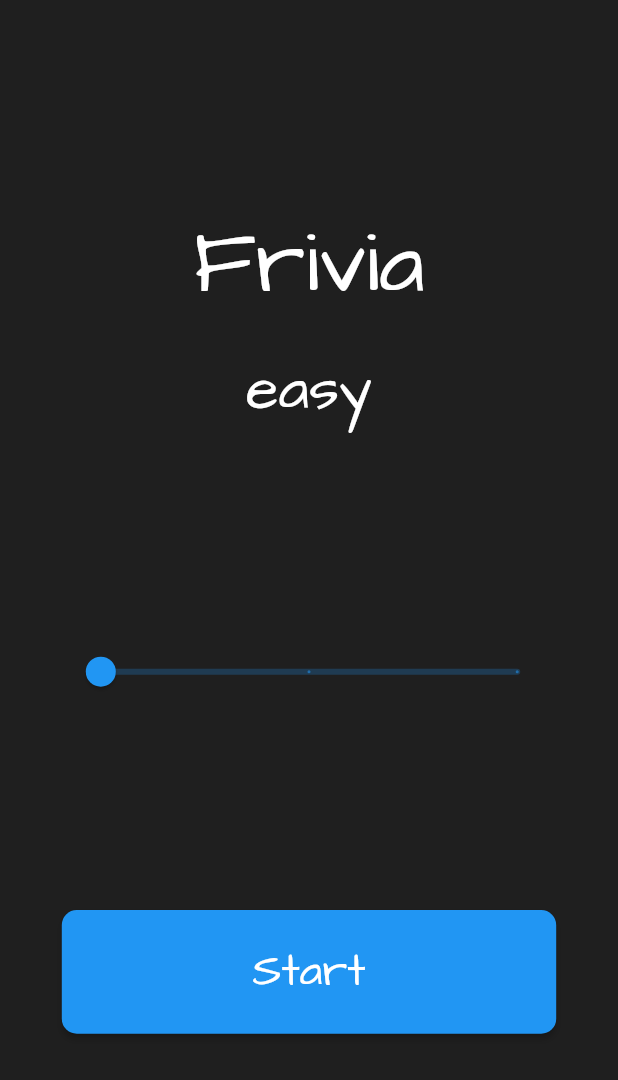
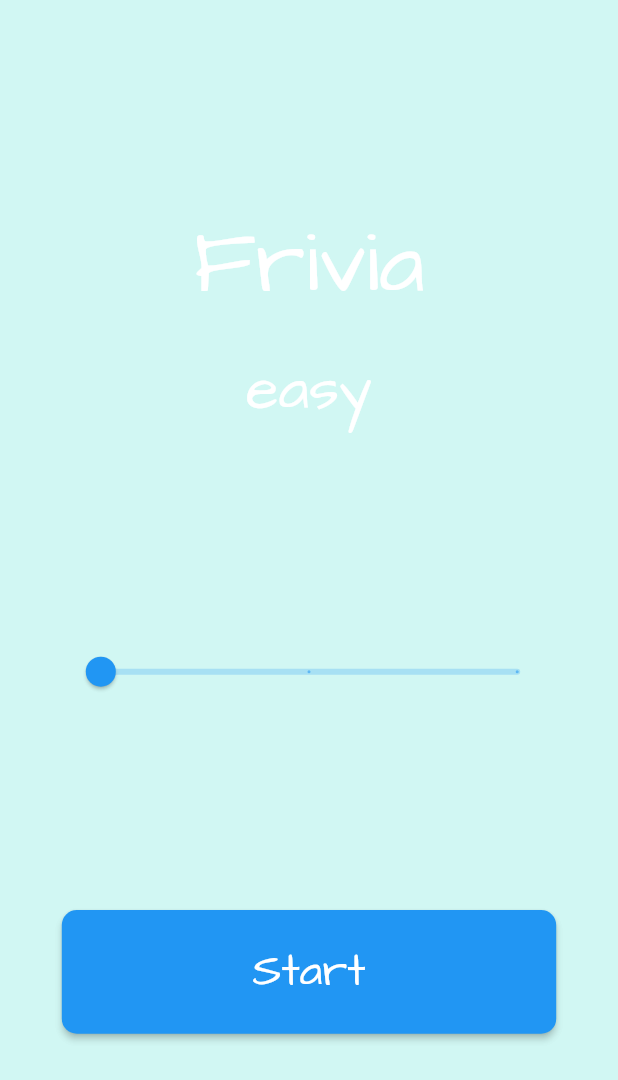
Before and after one commit to Nuri801/Frivia-quizapp, a Flutter app: the screen it shows after launch, on a phone screen of 412 x 824 dp. Shown: the top 1080 px of the screen. Run offline on Flutter 3.47's test engine with Material 2 defaults, Android fonts, the light colour scheme and no system bars; our stand-ins replace dio, loading_indicator.

Commit message:
Scaffold color change

```diff
--- a/lib/main.dart
+++ b/lib/main.dart
@@ -18,7 +18,7 @@ class MyApp extends StatelessWidget {
       title: 'Frivia',
       theme: ThemeData(
         fontFamily: "ArchitectsDaughter",
-        scaffoldBackgroundColor: const Color.fromRGBO(31, 31, 31, 1.9),
+        scaffoldBackgroundColor: const Color.fromRGBO(165, 241, 233, 0.5),
         primarySwatch: Colors.blue,
       ),
       home: WelcomePage(),
--- a/lib/providers/game_page_provider.dart
+++ b/lib/providers/game_page_provider.dart
@@ -24,6 +24,7 @@ class GamePageProvider extends ChangeNotifier {
     var _response = await _dio.get(
       '',
       queryParameters: {
+        // 'category': 10,
         'amount': 10,
         'type': 'boolean',
         'difficulty': difficultyLevel,
@@ -33,8 +34,6 @@ class GamePageProvider extends ChangeNotifier {
     var _data = jsonDecode(
       _response.toString(),
     );
-
-    print(_data);
 
     questions = _data["results"];
 
@@ -54,7 +53,7 @@ class GamePageProvider extends ChangeNotifier {
       context: context,
       builder: (BuildContext _context) {
         return AlertDialog(
-          backgroundColor: isCorrect ? Colors.green : Colors.red,
+          backgroundColor: isCorrect ? Colors.blue : Colors.blueGrey,
           title: Icon(
             isCorrect ? Icons.check_circle : Icons.cancel_sharp,
             color: Colors.white,
--- a/pubspec.yaml
+++ b/pubspec.yaml
@@ -39,6 +39,7 @@ dependencies:
   get_it: ^7.2.0
   dio: ^4.0.6
   provider: ^6.0.4
+  loading_indicator: ^3.1.0
 
 
 
```
Also changed, not shown: lib/pages/game_page.dart (+11 -5 lines), pubspec.lock.
